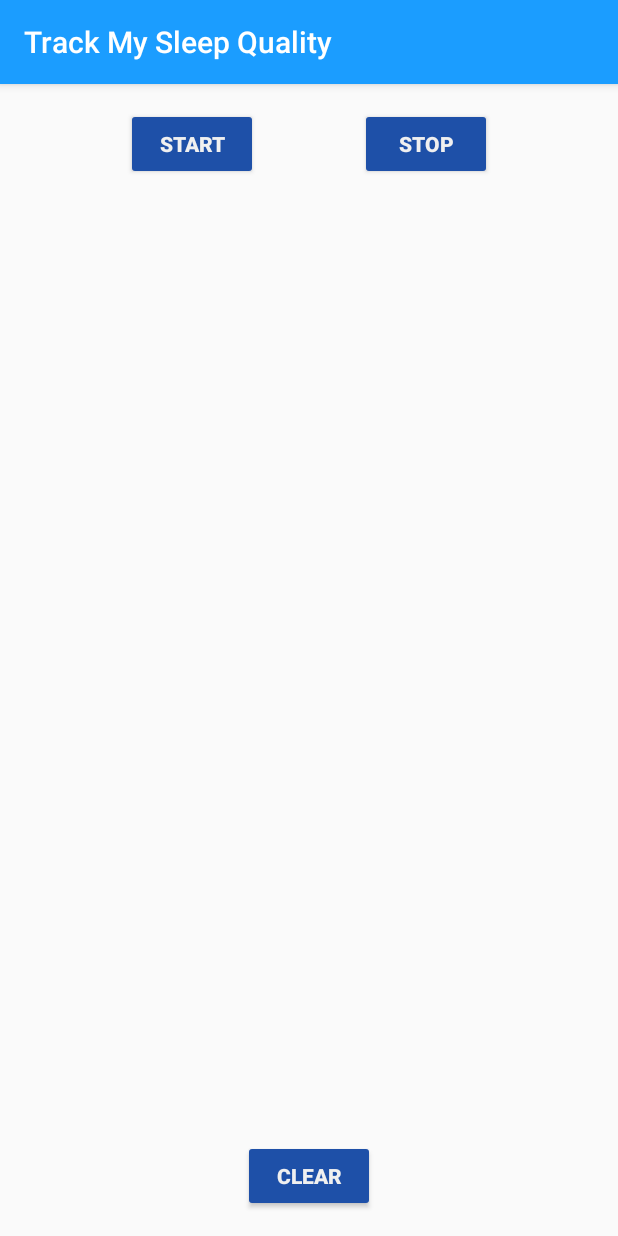
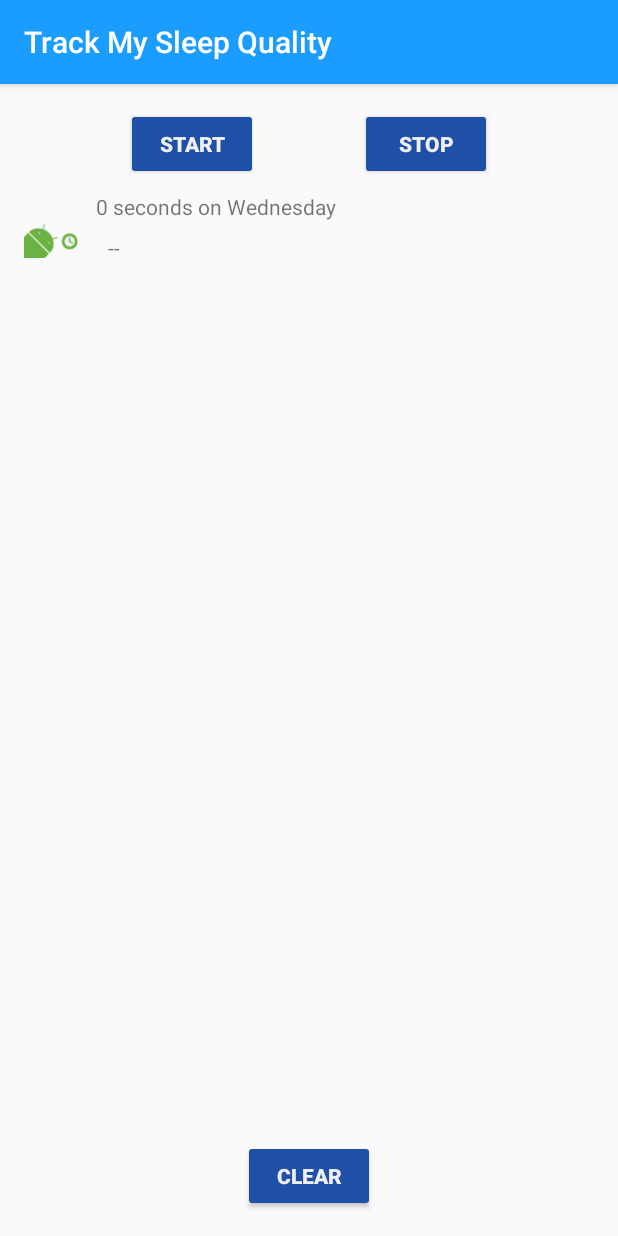
Before and after one commit to YesayaSoftware/Sleep-Tracker, an Android app: the screen it shows after launch (MainActivity), after a tap on "START", on a phone screen of 412 x 824 dp. Run offline under Robolectric (Android 15) with nearby library versions, the phone set to English and light mode, and no system bars; our stand-ins replace Room's generated code, data binding; Roboto replaces fonts that are not available here; 3 statements that could not run were skipped.

Commit message:
Adding RecyclerView Linear Layout Manager

```diff
--- a/app/src/main/java/software/yesaya/sleeptracker/Util.kt
+++ b/app/src/main/java/software/yesaya/sleeptracker/Util.kt
@@ -5,9 +5,51 @@ import android.content.res.Resources
 import android.os.Build
 import android.text.Html
 import android.text.Spanned
+import android.widget.TextView
 import androidx.core.text.HtmlCompat
+import androidx.recyclerview.widget.RecyclerView
 import software.yesaya.sleeptracker.database.SleepNight
 import java.text.SimpleDateFormat
+import java.util.*
+import java.util.concurrent.TimeUnit
+
+/**
+ * These functions create a formatted string that can be set in a TextView.
+ */
+private val ONE_MINUTE_MILLIS = TimeUnit.MILLISECONDS.convert(1, TimeUnit.MINUTES)
+private val ONE_HOUR_MILLIS = TimeUnit.MILLISECONDS.convert(1, TimeUnit.HOURS)
+
+/**
+ * Convert a duration to a formatted string for display.
+ *
+ * Examples:
+ *
+ * 6 seconds on Wednesday
+ * 2 minutes on Monday
+ * 40 hours on Thursday
+ *
+ * @param startTimeMilli the start of the interval
+ * @param endTimeMilli the end of the interval
+ * @param res resources used to load formatted strings
+ */
+fun convertDurationToFormatted(startTimeMilli: Long, endTimeMilli: Long, res: Resources): String {
+    val durationMilli = endTimeMilli - startTimeMilli
+    val weekdayString = SimpleDateFormat("EEEE", Locale.getDefault()).format(startTimeMilli)
+    return when {
+        durationMilli < ONE_MINUTE_MILLIS -> {
+            val seconds = TimeUnit.SECONDS.convert(durationMilli, TimeUnit.MILLISECONDS)
+            res.getString(R.string.seconds_length, seconds, weekdayString)
+        }
+        durationMilli < ONE_HOUR_MILLIS -> {
+            val minutes = TimeUnit.MINUTES.convert(durationMilli, TimeUnit.MILLISECONDS)
+            res.getString(R.string.minutes_length, minutes, weekdayString)
+        }
+        else -> {
+            val hours = TimeUnit.HOURS.convert(durationMilli, TimeUnit.MILLISECONDS)
+            res.getString(R.string.hours_length, hours, weekdayString)
+        }
+    }
+}
 
 /**
  * These functions create a formatted string that can be set in a TextView.
@@ -88,3 +130,11 @@ fun formatNights(nights: List<SleepNight>, resources: Resources): Spanned {
         return HtmlCompat.fromHtml(sb.toString(), HtmlCompat.FROM_HTML_MODE_LEGACY)
     }
 }
+
+/**
+ * ViewHolder that holds a single [TextView].
+ *
+ * A ViewHolder holds a view for the [RecyclerView] as well as providing additional information
+ * to the RecyclerView such as where on the screen it was last drawn during scrolling.
+ */
+class TextItemViewHolder(val textView: TextView): RecyclerView.ViewHolder(textView)
--- /dev/null
+++ b/app/src/main/java/software/yesaya/sleeptracker/sleeptracker/BindingUtils.kt
@@ -0,0 +1,38 @@
+package software.yesaya.sleeptracker.sleeptracker
+
+import android.widget.ImageView
+import android.widget.TextView
+import androidx.databinding.BindingAdapter
+import software.yesaya.sleeptracker.R
+import software.yesaya.sleeptracker.convertDurationToFormatted
+import software.yesaya.sleeptracker.convertNumericQualityToString
+import software.yesaya.sleeptracker.database.SleepNight
+
+@BindingAdapter("sleepDurationFormatted")
+fun TextView.setSleepNightDurationFormatted(item: SleepNight?) {
+    item?.let {
+        text = convertDurationToFormatted(item.startTimeMilli, item.endTimeMilli, context.resources)
+    }
+}
+
+@BindingAdapter("sleepQualityString")
+fun TextView.setSleepQualityString(item: SleepNight?) {
+    item?.let {
+        text = convertNumericQualityToString(item.sleepQuality, context.resources)
+    }
+}
+
+@BindingAdapter("sleepImage")
+fun ImageView.setSleepImage(item: SleepNight?) {
+    item?.let {
+        setImageResource(when (item.sleepQuality) {
+            0 -> R.drawable.ic_sleep_0
+            1 -> R.drawable.ic_sleep_1
+            2 -> R.drawable.ic_sleep_2
+            3 -> R.drawable.ic_sleep_3
+            4 -> R.drawable.ic_sleep_4
+            5 -> R.drawable.ic_sleep_5
+            else -> R.drawable.ic_sleep_active
+        })
+    }
+}
--- /dev/null
+++ b/app/src/main/java/software/yesaya/sleeptracker/sleeptracker/SleepNightAdapter.kt
@@ -0,0 +1,54 @@
+package software.yesaya.sleeptracker.sleeptracker
+
+import android.view.LayoutInflater
+import android.view.ViewGroup
+import androidx.recyclerview.widget.DiffUtil
+import androidx.recyclerview.widget.ListAdapter
+import androidx.recyclerview.widget.RecyclerView
+import software.yesaya.sleeptracker.R
+import software.yesaya.sleeptracker.convertDurationToFormatted
+import software.yesaya.sleeptracker.convertNumericQualityToString
+import software.yesaya.sleeptracker.database.SleepNight
+import software.yesaya.sleeptracker.databinding.ListItemSleepNightBinding
+
+class SleepNightAdapter : ListAdapter<SleepNight, SleepNightAdapter.ViewHolder>(SleepNightDiffCallback()) {
+
+    override fun onCreateViewHolder(parent: ViewGroup, viewType: Int): ViewHolder {
+        return ViewHolder.from(parent)
+    }
+
+    override fun onBindViewHolder(holder: ViewHolder, position: Int) {
+        val item = getItem(position)
+
+        holder.bind(item)
+    }
+
+    class ViewHolder private constructor(val binding: ListItemSleepNightBinding) : RecyclerView.ViewHolder(binding.root) {
+
+        fun bind(item: SleepNight) {
+            binding.sleep = item
+            binding.executePendingBindings()
+        }
+
+        companion object {
+            fun from(parent: ViewGroup): ViewHolder {
+                val layoutInflater = LayoutInflater.from(parent.context)
+
+                val binding = ListItemSleepNightBinding.inflate(layoutInflater, parent, false)
+
+                return ViewHolder(binding)
+            }
+        }
+    }
+}
+
+class SleepNightDiffCallback : DiffUtil.ItemCallback<SleepNight>() {
+    override fun areItemsTheSame(oldItem: SleepNight, newItem: SleepNight): Boolean {
+        return oldItem.nightId == newItem.nightId
+    }
+
+    override fun areContentsTheSame(oldItem: SleepNight, newItem: SleepNight): Boolean {
+        return oldItem == newItem
+    }
+
+}
--- a/app/src/main/java/software/yesaya/sleeptracker/sleeptracker/SleepTrackerFragment.kt
+++ b/app/src/main/java/software/yesaya/sleeptracker/sleeptracker/SleepTrackerFragment.kt
@@ -58,6 +58,16 @@ class SleepTrackerFragment : Fragment() {
             }
         })
 
+        val adapter = SleepNightAdapter()
+        binding.sleepList.adapter = adapter
+
+        sleepTrackerViewModel.nights.observe(viewLifecycleOwner, Observer { sleepNight ->
+            sleepNight.let { night ->
+                adapter.submitList(night)
+            }
+
+        })
+
         return binding.root
     }
 }
--- a/app/src/main/java/software/yesaya/sleeptracker/sleeptracker/SleepTrackerViewModel.kt
+++ b/app/src/main/java/software/yesaya/sleeptracker/sleeptracker/SleepTrackerViewModel.kt
@@ -26,7 +26,7 @@ class SleepTrackerViewModel(
 
     private val tonight = MutableLiveData<SleepNight?>()
 
-    private val nights = database.getAllNights()
+    val nights = database.getAllNights()
 
     val nightsString = Transformations.map(nights) { nights ->
         formatNights(nights, application.resources)
--- /dev/null
+++ b/app/src/main/res/drawable/ic_sleep_active.xml
@@ -0,0 +1,62 @@
+<?xml version="1.0" encoding="utf-8"?>
+<vector xmlns:android="http://schemas.android.com/apk/res/android"
+        android:width="108dp"
+        android:height="108dp"
+        android:viewportWidth="512"
+        android:viewportHeight="512">
+    <path
+            android:pathData="M35.58,297.76l6.18,-7.64l98.76,-8.5l100.14,101.33l-20,86.04l-7.5,6.29l-126.86,-7.63l-50.72,-169.89z"
+            android:fillColor="#fff"/>
+    <path
+            android:pathData="M389,302.51q-28.14,0 -47.68,19.54T321.8,369.73q0,28.15 19.55,48.08T389,437.74q28.14,0 48.08,-19.93T457,369.73q0,-28.14 -19.93,-47.68T389,302.51Z"
+            android:fillColor="#6ab343"/>
+    <path
+            android:pathData="M389.17,326.32a43.23,43.23 0,0 0,-43.55 43.55A42.84,42.84 0,0 0,358.28 401a41.6,41.6 0,0 0,30.89 12.92,44.09 44.09,0 0,0 44.05,-44.06A41.61,41.61 0,0 0,420.31 339,42.91 42.91,0 0,0 389.17,326.32Z"
+            android:fillColor="#f5f5f5"/>
+    <path
+            android:pathData="M389.4,363.79L389.4,340.35"
+            android:strokeLineJoin="round"
+            android:strokeWidth="10"
+            android:fillColor="#00000000"
+            android:strokeColor="#6ab343"
+            android:strokeLineCap="round"/>
+    <path
+            android:pathData="M394.5,373.69L412.12,384.46"
+            android:strokeLineJoin="round"
+            android:strokeWidth="10"
+            android:fillColor="#00000000"
+            android:strokeColor="#6ab343"
+            android:strokeLineCap="round"/>
+    <path
+            android:pathData="M389.39,363.79a6.25,6.25 0,0 0,-6.3 6.3,6.2 6.2,0 0,0 1.83,4.5 6,6 0,0 0,4.47 1.87,6.37 6.37,0 0,0 6.36,-6.37 6,6 0,0 0,-1.86 -4.47A6.21,6.21 0,0 0,389.39 363.79Z"
+            android:strokeWidth="7"
+            android:fillColor="#f5f5f5"
+            android:strokeColor="#6ab343"/>
+    <group>
+        <clip-path android:pathData="M584.94,0h512v512h-512z M 0,0"/>
+        <path
+                android:pathData="M448.55,437.05,709.34,697.84a8.72,8.72,0,0,0,12.32,0l325.45,-325.45a8.72,8.72,0,0,0,0,-12.32L778,91a18.84,18.84,0,0,0,-26.65,0L442,382.4l-2.36,5.16A44.07,44.07,0,0,0,448.55,437.05Z"
+                android:fillColor="#43a047"/>
+        <path
+                android:pathData="M440.25,415.17l275.52002,275.52l335.0,-334.99l-278.15002,-278.15002l-334.26,328.40002l1.8900146,9.220001z"
+                android:fillColor="#c0ca33"/>
+        <path
+                android:pathData="M544.72,137.12h393.36v473.76h-393.36z"
+                android:fillColor="#e6ee9c"/>
+        <path
+                android:pathData="M548.74,117.2H930.26a8.41,8.41,0,0,1,8.41,8.41V586.47a8.41,8.41,0,0,1,-8.41,8.41H548.74a18.19,18.19,0,0,1,-18.19,-18.19V135.4a18.19,18.19,0,0,1,18.19,-18.19Z"
+                android:fillColor="#6ab343"/>
+        <path
+                android:pathData="M601.64,-8.95h13.65v477.68h-13.65z"
+                android:fillColor="#43a047"/>
+        <path
+                android:pathData="M612.29,-1.71h6.82v477.68h-6.82z"
+                android:fillColor="#66bb6a"/>
+    </group>
+    <group>
+        <clip-path android:pathData="M0,0h512v512h-512z M 0,0"/>
+        <path
+                android:pathData="M246.59,351.91l39.17,-11.45a3.89,3.89,0,1,0,-2.17,-7.47L244,344.56a136.82,136.82,0,0,0,-77.69,-77.77l11.49,-39.53a3.89,3.89,0,1,0,-7.46,-2.19l-11.42,39.16c-41.3,-13.19,-86.47,-4.84,-117.17,25.89L220.66,469c30.72,-30.71,39,-75.78,25.93,-117.08m-211,-54.15L-93.27,426.67a29.94,29.94,0,0,0,0,42.38l14.43,14.43,-44,44a28.11,28.11,0,0,0,0,39.71,28.12,28.12,0,0,0,39.74,0l44,-44L-12.31,550l-44,44a28.1,28.1,0,0,0,0,39.71,28.1,28.1,0,0,0,39.74,0l44,-44,14.49,14.47a30,30,0,0,0,42.39,0l128.86,-128.9Zm180.59,90.92L203.59,376.1a1.71,1.71,0,0,1,0,-2.41l1.59,-1.59a1.71,1.71,0,0,1,2.41,0l12.58,12.58a1.71,1.71,0,0,1,0,2.41l-1.59,1.59A1.7,1.7,0,0,1,216.17,388.68Zm-81.43,-81.43,-12.58,-12.58a1.7,1.7,0,0,1,0,-2.4l1.59,-1.6a1.71,1.71,0,0,1,2.41,0l12.58,12.59a1.68,1.68,0,0,1,0,2.4l-1.59,1.59A1.7,1.7,0,0,1,134.74,307.25Zm-99.16,-9.49L-93.27,426.67a29.94,29.94,0,0,0,0,42.38l14.43,14.43,-44,44a28.11,28.11,0,0,0,0,39.71,28.12,28.12,0,0,0,39.74,0l44,-44L-12.31,550l-44,44a28.1,28.1,0,0,0,0,39.71,28.1,28.1,0,0,0,39.74,0l44,-44,14.49,14.47a30,30,0,0,0,42.39,0l128.86,-128.9Z"
+                android:fillColor="#6ab343"/>
+    </group>
+</vector>
--- a/app/src/main/res/layout/fragment_sleep_tracker.xml
+++ b/app/src/main/res/layout/fragment_sleep_tracker.xml
@@ -13,24 +13,15 @@
             android:layout_height="match_parent"
             tools:context=".sleeptracker.SleepTrackerFragment">
 
-        <ScrollView
-                android:layout_width="match_parent"
+        <androidx.recyclerview.widget.RecyclerView
+                android:id="@+id/sleep_list"
+                android:layout_width="0dp"
                 android:layout_height="0dp"
                 app:layout_constraintBottom_toTopOf="@+id/clear_button"
                 app:layout_constraintEnd_toEndOf="parent"
-                app:layout_constraintRight_toRightOf="parent"
                 app:layout_constraintStart_toStartOf="parent"
-                app:layout_constraintTop_toBottomOf="@+id/stop_button">
-
-            <TextView
-                    android:id="@+id/textview"
-                    android:layout_width="match_parent"
-                    android:layout_height="wrap_content"
-                    android:layout_marginStart="@dimen/margin"
-                    android:layout_marginTop="@dimen/margin"
-                    android:layout_marginEnd="@dimen/margin"
-                    android:text="@{ sleepTrackerViewModel.nightsString }"/>
-        </ScrollView>
+                app:layout_constraintTop_toBottomOf="@+id/stop_button"
+                app:layoutManager="androidx.recyclerview.widget.LinearLayoutManager"/>
 
         <Button
                 android:id="@+id/start_button"
--- /dev/null
+++ b/app/src/main/res/layout/list_item_sleep_night.xml
@@ -0,0 +1,57 @@
+<?xml version="1.0" encoding="utf-8"?>
+<layout xmlns:android="http://schemas.android.com/apk/res/android"
+        xmlns:app="http://schemas.android.com/apk/res-auto"
+        xmlns:tools="http://schemas.android.com/tools">
+
+    <data>
+        <variable
+                name="sleep"
+                type="software.yesaya.sleeptracker.database.SleepNight" />
+    </data>
+
+    <androidx.constraintlayout.widget.ConstraintLayout
+            android:layout_width="match_parent"
+            android:layout_height="wrap_content">
+
+        <ImageView
+                android:id="@+id/qualityImage"
+                android:layout_width="40dp"
+                android:layout_height="48dp"
+                android:layout_marginStart="16dp"
+                android:layout_marginTop="8dp"
+                android:layout_marginBottom="8dp"
+                app:layout_constraintBottom_toBottomOf="parent"
+                app:layout_constraintStart_toStartOf="parent"
+                app:layout_constraintTop_toTopOf="parent"
+                app:srcCompat="@drawable/ic_sleep_5"
+                tools:srcCompat="@drawable/ic_sleep_5"
+                app:sleepImage="@{sleep}"/>
+
+        <TextView
+                android:id="@+id/sleep_length"
+                android:layout_width="0dp"
+                android:layout_height="wrap_content"
+                android:layout_marginStart="8dp"
+                android:layout_marginEnd="16dp"
+                android:text="TextView"
+                app:layout_constraintEnd_toEndOf="parent"
+                app:layout_constraintStart_toEndOf="@+id/qualityImage"
+                app:layout_constraintTop_toTopOf="@+id/qualityImage"
+                tools:text="Wednesday"
+                app:sleepDurationFormatted="@{sleep}"/>
+
+        <TextView
+                android:id="@+id/quality_string"
+                android:layout_width="0dp"
+                android:layout_height="wrap_content"
+                android:layout_marginStart="16dp"
+                android:layout_marginTop="8dp"
+                android:layout_marginEnd="16dp"
+                android:text="@string/five_excellent"
+                app:layout_constraintEnd_toEndOf="parent"
+                app:layout_constraintHorizontal_bias="0.0"
+                app:layout_constraintStart_toEndOf="@+id/qualityImage"
+                app:layout_constraintTop_toBottomOf="@+id/sleep_length"
+                app:sleepQualityString="@{sleep}"/>
+    </androidx.constraintlayout.widget.ConstraintLayout>
+</layout>
--- /dev/null
+++ b/app/src/main/res/layout/text_item_view.xml
@@ -0,0 +1,7 @@
+<?xml version="1.0" encoding="utf-8"?>
+<TextView xmlns:android="http://schemas.android.com/apk/res/android"
+        android:textSize="24sp"
+        android:paddingStart="16dp"
+        android:paddingEnd="16dp"
+        android:layout_width="match_parent"
+        android:layout_height="wrap_content" />
--- a/app/src/main/res/values/strings.xml
+++ b/app/src/main/res/values/strings.xml
@@ -38,5 +38,8 @@
 
     <!-- Toast to play after Clear button has been pressed -->
     <string name="cleared_message">All your data is gone forever.</string>
+    <string name="minutes_length">%d minutes on %s</string>
+    <string name="hours_length">%d hours on %s</string>
+    <string name="seconds_length">%d seconds on %s</string>
 
 </resources>
--- a/build.gradle
+++ b/build.gradle
@@ -14,7 +14,7 @@ buildscript {
     }
 
     dependencies {
-        classpath 'com.android.tools.build:gradle:3.4.2'
+        classpath 'com.android.tools.build:gradle:3.5.0'
         classpath "org.jetbrains.kotlin:kotlin-gradle-plugin:$kotlin_version"
         classpath "androidx.navigation:navigation-safe-args-gradle-plugin:$navigation_version"
     }
```
Also changed, not shown: app/build.gradle (+7 -4 lines), gradle/wrapper/gradle-wrapper.properties.
